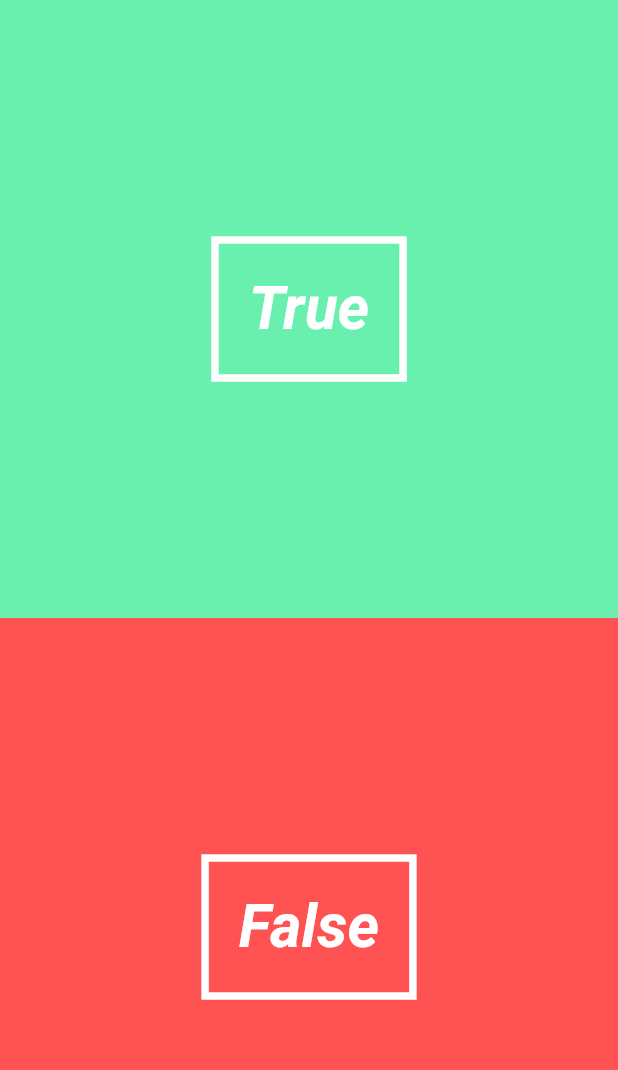
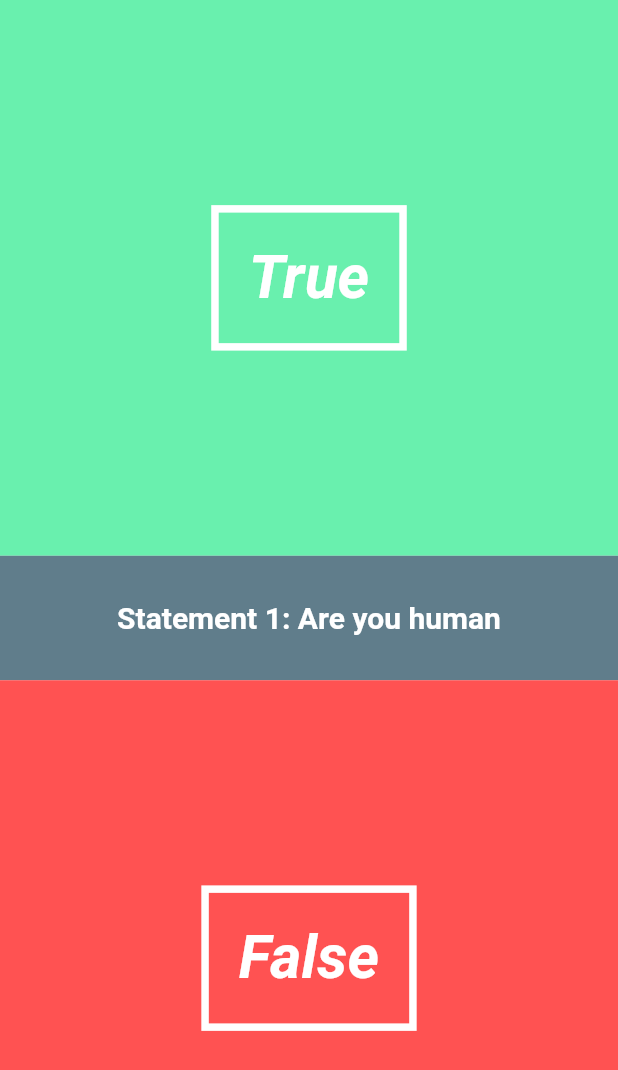
Before and after one commit to BorhanUddin7420/quizz, a Flutter app: the screen it shows after launch, on a phone screen of 412 x 824 dp. Shown: the top 1070 px of the screen. Run offline on Flutter 3.47's test engine with Material 2 defaults, Android fonts, the phone set to English and light mode, and no system bars.

Commit message:
ofc-update001

```diff
--- /dev/null
+++ b/lib/UI/question_text.dart
@@ -0,0 +1,44 @@
+import 'package:flutter/material.dart';
+
+class QuestionText extends StatefulWidget{
+  final String _question;
+  final int _questionNumber;
+
+  QuestionText(this._question, this._questionNumber);
+
+  @override
+  State createState() => new QuestionTextState();
+
+}
+
+class QuestionTextState extends State<QuestionText> with SingleTickerProviderStateMixin {
+
+  Animation<double> _fontSizeAnimation;
+  AnimationController _fontSizeAnimationController;
+
+  @override
+  void initState(){
+    super.initState();
+    _fontSizeAnimationController = new AnimationController(duration: new Duration(milliseconds: 500), vsync: this);
+    _fontSizeAnimation = new CurvedAnimation(parent: _fontSizeAnimationController, curve: Curves.bounceOut);
+    _fontSizeAnimation.addListener(() => this.setState(() {}));
+    _fontSizeAnimationController.forward();
+  }
+
+  @override
+  Widget build(BuildContext context){
+    return new Material(
+       color: Colors.blueGrey,
+        child: new Padding(
+          padding: new EdgeInsets.symmetric(vertical: 30.0),
+          child: new Center(
+            child: new Text("Statement " + widget._questionNumber.toString() + ": " + widget._question,
+            style: new TextStyle(
+              color: Colors.white, fontSize: _fontSizeAnimation.value * 20, fontWeight: FontWeight.bold),
+          ),
+        ),
+      ),
+    );
+  }
+
+}
--- a/lib/main.dart
+++ b/lib/main.dart
@@ -1,6 +1,6 @@
 import 'package:flutter/material.dart';
 
-import './pages/landing_page.dart';
+// import './pages/landing_page.dart';
 import './pages/quiz_page.dart';
 
 void main(){
--- a/lib/pages/quiz_page.dart
+++ b/lib/pages/quiz_page.dart
@@ -1,8 +1,13 @@
 import 'package:flutter/material.dart';
 
+//utls FOLDER ALL IMPORTS
 import '../utls/question.dart';
 import '../utls/quiz.dart';
+
+//UI FOLDER ALL IMPORTS
+import '../UI/question_text.dart';
 import '../UI/answerbutton.dart';
+import '../UI/correct_wrong_overley.dart';
 
 class QuizPage extends StatefulWidget{
 @override
@@ -10,19 +15,51 @@ State createState() => new QuizPageState();
 }
 
 class QuizPageState extends State<QuizPage>{
+
+  Question currentQuestion;
+  Quiz quiz = new Quiz([
+    new Question("Are you human", true),
+    new Question("Where are you form", false),
+    new Question("What you want", false)
+  ]);
+
+  String questionText;
+  int questionNumber;
+  bool isCorrect;
+  bool overlayShouldBeDisplayed = false;
+
+  @override
+  void initState(){
+    super.initState();
+    currentQuestion = quiz.nextQuestion;
+    questionText = currentQuestion.questions;
+    questionNumber = quiz.questionNumber;
+  }
+
+  void handleAnswer(bool answer){
+    isCorrect = (currentQuestion.answer == answer);
+    quiz.answer(isCorrect);
+    this.setState(() {
+      overlayShouldBeDisplayed = true;
+    });
+  }
+
   @override
   Widget build(BuildContext context){
     return new Stack(
+      fit: StackFit.expand,
       children: <Widget>[
         new Column( // this is our main Page
         children: <Widget>[
-          new AnswerButton(true, () => print("You Annswered True")),
-          new AnswerButton(false, () => print("You Annswered False")),
+          new AnswerButton(true, () => handleAnswer(true)),
+          new QuestionText(questionText, questionNumber),
+          new AnswerButton(false, () => handleAnswer(true)),
+
+
         ],
-
         ),
+        overlayShouldBeDisplayed == true ? new CorrectWrongOverlay(true) : new Container()
       ],
     );
-
   }
 }
```
Also changed, not shown: lib/UI/correct_wrong_overley.dart (added, +58 -0 lines), 1 other file.
